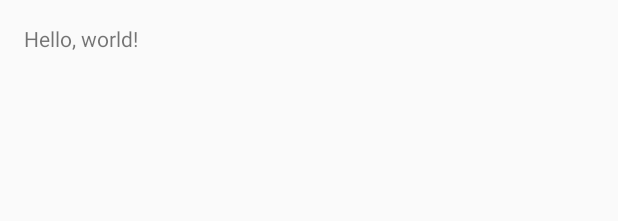
After one commit to nisargjhaveri/NetSpeed, an Android app: the layout main_activity_layout.xml on its own in the app's theme, with its tools: preview values and no code run, on a phone screen of 412 x 824 dp. The commit adds this screen. Shown: the top 221 px of the screen. Run offline under Robolectric (Android 15) with nearby library versions, the phone set to English and light mode, and no system bars.

Commit message:
Add main activity layout

```diff
--- a/app/src/main/AndroidManifest.xml
+++ b/app/src/main/AndroidManifest.xml
@@ -13,7 +13,7 @@
         android:theme="@style/AppTheme">
         <activity
             android:name=".MainActivity"
-            android:theme="@android:style/Theme.Translucent.NoTitleBar">
+            android:theme="@style/AppTheme">
             <intent-filter>
                 <action android:name="android.intent.action.MAIN" />
 
@@ -31,7 +31,7 @@
             android:enabled="true"
             android:exported="false">
             <intent-filter android:priority="999">
-                <action android:name="android.intent.action.BOOT_COMPLETED"/>
+                <action android:name="android.intent.action.BOOT_COMPLETED" />
             </intent-filter>
         </receiver>
     </application>
--- a/app/src/main/java/com/nisargjhaveri/netspeed/MainActivity.java
+++ b/app/src/main/java/com/nisargjhaveri/netspeed/MainActivity.java
@@ -9,11 +9,10 @@ public final class MainActivity extends AppCompatActivity {
     @Override
     protected void onCreate(Bundle savedInstanceState) {
         super.onCreate(savedInstanceState);
+        setContentView(R.layout.main_activity_layout);
 
         Intent intent = new Intent(this, NetSpeedIndicatorService.class);
         startService(intent);
-
-        finish();
     }
 
 }
--- /dev/null
+++ b/app/src/main/res/layout/main_activity_layout.xml
@@ -0,0 +1,12 @@
+<?xml version="1.0" encoding="utf-8"?>
+<LinearLayout xmlns:android="http://schemas.android.com/apk/res/android"
+    android:layout_width="match_parent"
+    android:layout_height="match_parent"
+    android:padding="@dimen/mainActivityPadding">
+
+    <TextView
+        android:layout_width="wrap_content"
+        android:layout_height="wrap_content"
+        android:text="Hello, world!" />
+
+</LinearLayout>
--- a/app/src/main/res/values/dimens.xml
+++ b/app/src/main/res/values/dimens.xml
@@ -5,4 +5,6 @@
 
     <dimen name="notificationIconHeight">18dp</dimen>
     <dimen name="notificationIconWidth">18dp</dimen>
+
+    <dimen name="mainActivityPadding">16dp</dimen>
 </resources>
```
